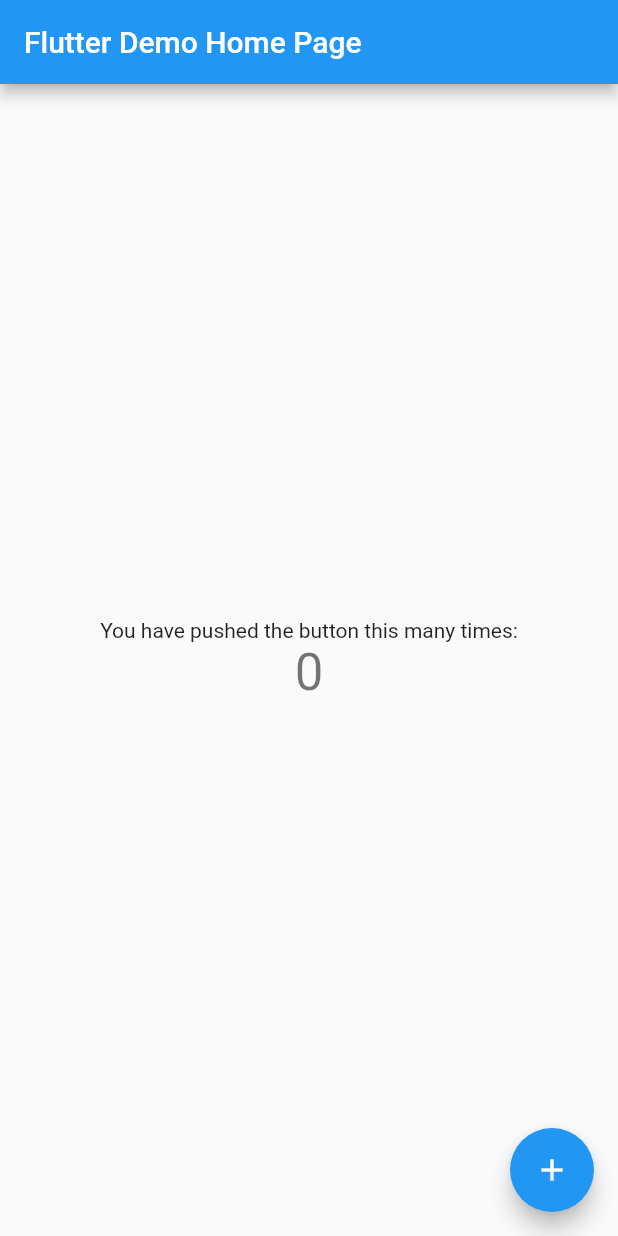
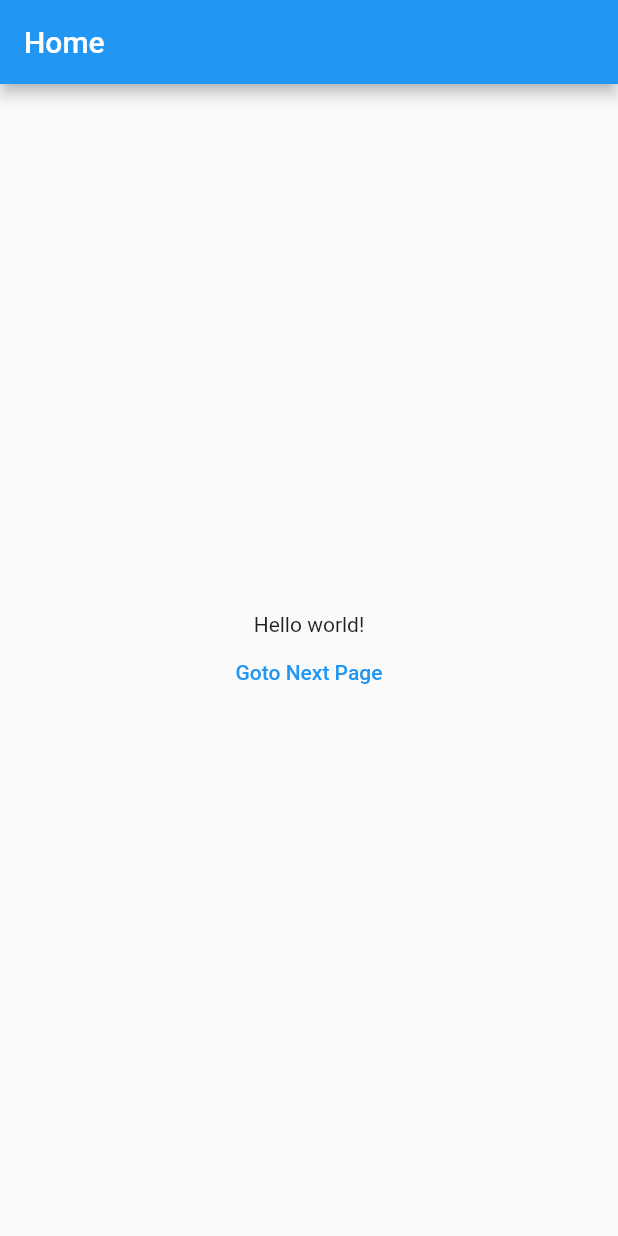
Before and after one commit to dipeshdulal/learning-flutter, a Flutter app: the screen it shows after launch, on a phone screen of 412 x 824 dp. Run offline on Flutter 3.47's test engine with Material 2 defaults, Android fonts, the phone set to English and light mode, and no system bars; our stand-ins replace auto_route.

Commit message:
feat: added auto route and test navigating to different screen

```diff
--- a/lib/main.dart
+++ b/lib/main.dart
@@ -1,113 +1,20 @@
 import 'package:flutter/material.dart';
+import 'package:flutter_rnd/router/app_router.gr.dart';
 
 void main() {
   runApp(MyApp());
 }
 
+final _appRouter = AppRouter();
+
 class MyApp extends StatelessWidget {
   // This widget is the root of your application.
   @override
   Widget build(BuildContext context) {
-    return MaterialApp(
-      title: 'Flutter Demo',
-      theme: ThemeData(
-        // This is the theme of your application.
-        //
-        // Try running your application with "flutter run". You'll see the
-        // application has a blue toolbar. Then, without quitting the app, try
-        // changing the primarySwatch below to Colors.green and then invoke
-        // "hot reload" (press "r" in the console where you ran "flutter run",
-        // or simply save your changes to "hot reload" in a Flutter IDE).
-        // Notice that the counter didn't reset back to zero; the application
-        // is not restarted.
-        primarySwatch: Colors.blue,
-      ),
-      home: MyHomePage(title: 'Flutter Demo Home Page'),
+    return MaterialApp.router(
+      debugShowCheckedModeBanner: false,
+      routeInformationParser: _appRouter.defaultRouteParser(),
+      routerDelegate: _appRouter.delegate(),
     );
   }
 }
-
-class MyHomePage extends StatefulWidget {
-  MyHomePage({Key? key, required this.title}) : super(key: key);
-
-  // This widget is the home page of your application. It is stateful, meaning
-  // that it has a State object (defined below) that contains fields that affect
-  // how it looks.
-
-  // This class is the configuration for the state. It holds the values (in this
-  // case the title) provided by the parent (in this case the App widget) and
-  // used by the build method of the State. Fields in a Widget subclass are
-  // always marked "final".
-
-  final String title;
-
-  @override
-  _MyHomePageState createState() => _MyHomePageState();
-}
-
-class _MyHomePageState extends State<MyHomePage> {
-  int _counter = 0;
-
-  void _incrementCounter() {
-    setState(() {
-      // This call to setState tells the Flutter framework that something has
-      // changed in this State, which causes it to rerun the build method below
-      // so that the display can reflect the updated values. If we changed
-      // _counter without calling setState(), then the build method would not be
-      // called again, and so nothing would appear to happen.
-      _counter++;
-    });
-  }
-
-  @override
-  Widget build(BuildContext context) {
-    // This method is rerun every time setState is called, for instance as done
-    // by the _incrementCounter method above.
-    //
-    // The Flutter framework has been optimized to make rerunning build methods
-    // fast, so that you can just rebuild anything that needs updating rather
-    // than having to individually change instances of widgets.
-    return Scaffold(
-      appBar: AppBar(
-        // Here we take the value from the MyHomePage object that was created by
-        // the App.build method, and use it to set our appbar title.
-        title: Text(widget.title),
-      ),
-      body: Center(
-        // Center is a layout widget. It takes a single child and positions it
-        // in the middle of the parent.
-        child: Column(
-          // Column is also a layout widget. It takes a list of children and
-          // arranges them vertically. By default, it sizes itself to fit its
-          // children horizontally, and tries to be as tall as its parent.
-          //
-          // Invoke "debug painting" (press "p" in the console, choose the
-          // "Toggle Debug Paint" action from the Flutter Inspector in Android
-          // Studio, or the "Toggle Debug Paint" command in Visual Studio Code)
-          // to see the wireframe for each widget.
-          //
-          // Column has various properties to control how it sizes itself and
-          // how it positions its children. Here we use mainAxisAlignment to
-          // center the children vertically; the main axis here is the vertical
-          // axis because Columns are vertical (the cross axis would be
-          // horizontal).
-          mainAxisAlignment: MainAxisAlignment.center,
-          children: <Widget>[
-            Text(
-              'You have pushed the button this many times:',
-            ),
-            Text(
-              '$_counter',
-              style: Theme.of(context).textTheme.headline4,
-            ),
-          ],
-        ),
-      ),
-      floatingActionButton: FloatingActionButton(
-        onPressed: _incrementCounter,
-        tooltip: 'Increment',
-        child: Icon(Icons.add),
-      ), // This trailing comma makes auto-formatting nicer for build methods.
-    );
-  }
-}
--- /dev/null
+++ b/lib/screens/home.dart
@@ -0,0 +1,32 @@
+import 'package:auto_route/auto_route.dart';
+import 'package:flutter/material.dart';
+import 'package:flutter_rnd/router/app_router.gr.dart';
+
+class HomeScreen extends StatelessWidget {
+  const HomeScreen({Key? key}) : super(key: key);
+
+  @override
+  Widget build(BuildContext context) {
+    return Scaffold(
+      appBar: AppBar(
+        title: Text("Home"),
+      ),
+      body: Container(
+        child: Center(
+          child: Column(
+            mainAxisAlignment: MainAxisAlignment.center,
+            children: [
+              Text("Hello world!"),
+              TextButton(
+                onPressed: () {
+                  AutoRouter.of(context).navigate(TestRoute());
+                },
+                child: Text("Goto Next Page"),
+              )
+            ],
+          ),
+        ),
+      ),
+    );
+  }
+}
```
Also changed, not shown: lib/router/app_router.dart (added, +9 -0 lines), lib/screens/test_screen.dart (added, +17 -0 lines), lib/router/app_router.gr.dart (added).
